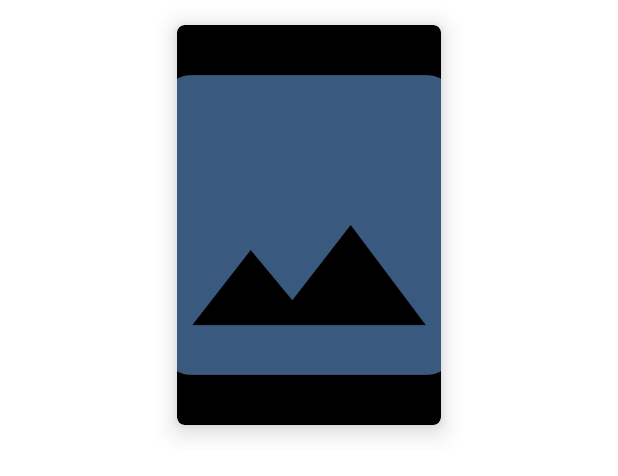
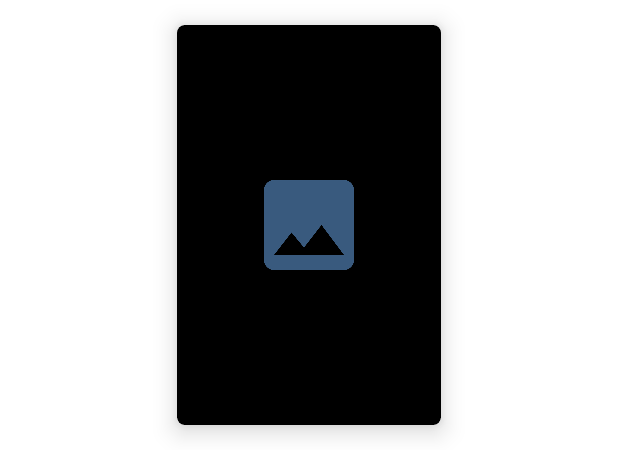
Before and after one commit to andor201995/WatchIt, an Android app: the layout list_item.xml on its own in the app's theme, with its tools: preview values and no code run, on a phone screen of 412 x 824 dp. Shown: the top 476 px of the screen. Run offline under Robolectric (Android 15) with nearby library versions, the phone set to English and light mode, and no system bars.

Commit message:
image placeholder fir

```diff
--- a/app/src/main/java/com/andor/watchit/screens/common/helper/ImageLoader.kt
+++ b/app/src/main/java/com/andor/watchit/screens/common/helper/ImageLoader.kt
@@ -19,6 +19,7 @@ class GlideImageLoader(private val context: Context) : ImageLoader {
         val requestOptions = RequestOptions().diskCacheStrategy(DiskCacheStrategy.ALL)
         glide
             .load("${Constants.BASE_IMAGE_URL}/${Constants.IMAGE_SIZE}/$uri")
+            .fitCenter()
             .thumbnail(glide.load("${Constants.BASE_IMAGE_URL}/${Constants.THUMB_SIZE}/$uri"))
             .apply(requestOptions)
             .placeholder(ContextCompat.getDrawable(context, R.drawable.ic_image_24px)!!)
--- a/app/src/main/res/drawable/ic_image_24px.xml
+++ b/app/src/main/res/drawable/ic_image_24px.xml
@@ -1,6 +1,6 @@
 <vector xmlns:android="http://schemas.android.com/apk/res/android"
-    android:width="24dp"
-    android:height="24dp"
+    android:width="80dp"
+    android:height="80dp"
     android:viewportWidth="24"
     android:viewportHeight="24">
   <path
--- a/app/src/main/res/layout/list_item.xml
+++ b/app/src/main/res/layout/list_item.xml
@@ -17,12 +17,12 @@
 
         <ImageView
             android:id="@+id/posterImageView"
-            android:scaleType="centerCrop"
             android:layout_width="match_parent"
             android:layout_height="match_parent"
             android:layout_gravity="center"
             android:adjustViewBounds="true"
             android:contentDescription="@string/poster_image"
+            android:scaleType="centerInside"
             android:src="@drawable/ic_image_24px" />
 
     </androidx.cardview.widget.CardView>
```
Also changed, not shown: app/src/main/res/drawable/ic_error_24px.xml (+5 -5 lines).
